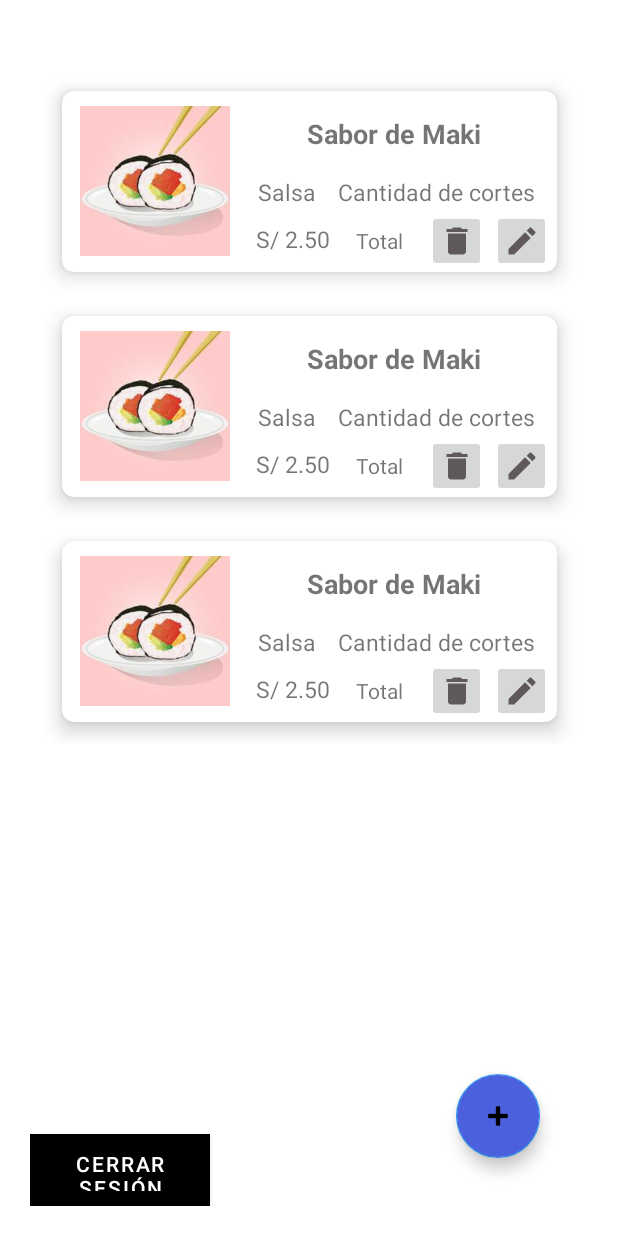
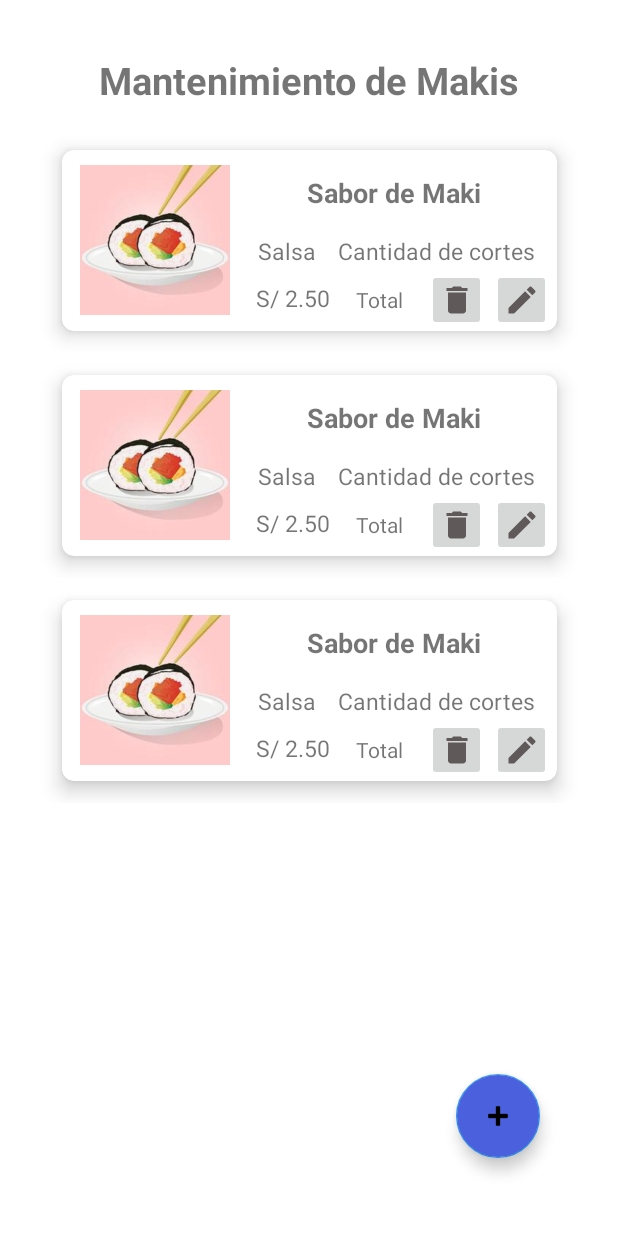
Before and after one commit to gcquirozguzman/makimusic, an Android app: the layout activity_lista.xml on its own in the app's theme, with its tools: preview values and no code run, on a phone screen of 412 x 824 dp. Run offline under Robolectric (Android 15) with nearby library versions, the phone set to English and light mode, and no system bars.

Commit message:
Se agrega cambios para mantenimiento de makis

```diff
--- a/app/src/main/AndroidManifest.xml
+++ b/app/src/main/AndroidManifest.xml
@@ -19,9 +19,13 @@
         android:usesCleartextTraffic="true"
         tools:targetApi="31">
         <activity
-            android:name=".PrincipalActivity"
+            android:name=".MantenimientoActivity"
             android:theme="@style/Theme.ProyectoFinalBase"
             android:exported="false" />
+        <activity
+            android:name=".PrincipalActivity"
+            android:exported="false"
+            android:theme="@style/Theme.ProyectoFinalBase" />
         <activity
             android:name=".LoginActivity"
             android:exported="false" />
--- a/app/src/main/java/com/upc/proyectofinal/entidad/Makis.kt
+++ b/app/src/main/java/com/upc/proyectofinal/entidad/Makis.kt
@@ -1,10 +1,10 @@
 package com.upc.proyectofinal.entidad
 
-class Makis(id:String, nombre:String, salsa:String, cantidad:Int, precio:Double, total:Double) {
+class Makis(id:String, nombre:String, salsa:String, porciones:Int, precio:Double, descuento:Double) {
     var id:String = id
     var nombre:String = nombre
     var salsa:String = salsa
-    var cantidad:Int = cantidad
+    var porciones:Int = porciones
     var precio:Double = precio
-    var total:Double = total
+    var descuento:Double = descuento
 }
--- a/app/src/main/res/layout/activity_lista.xml
+++ b/app/src/main/res/layout/activity_lista.xml
@@ -6,16 +6,6 @@
     android:layout_height="match_parent"
     tools:context=".ListaActivity"
     android:layout_margin="20dp">
-
-    <Button
-        android:id="@+id/btnCerrar"
-        android:layout_width="120dp"
-        android:layout_height="48dp"
-        android:background="@color/black"
-        android:text="Cerrar Sesión"
-        android:textColor="@color/white"
-        app:layout_constraintBottom_toBottomOf="parent"
-        tools:layout_editor_absoluteX="0dp" />
 
     <com.google.android.material.floatingactionbutton.FloatingActionButton
         android:id="@+id/btnAbrir"
@@ -34,7 +24,8 @@
     <androidx.recyclerview.widget.RecyclerView
         android:id="@+id/rvMakis"
         android:layout_width="371dp"
-        android:layout_height="633dp"
+        android:layout_height="550dp"
+        android:layout_marginTop="30dp"
         app:layout_constraintBottom_toBottomOf="parent"
         app:layout_constraintEnd_toEndOf="parent"
         app:layout_constraintHorizontal_bias="1.0"
@@ -43,4 +34,16 @@
         app:layout_constraintVertical_bias="0.172"
         tools:listitem="@layout/fila" />
 
+    <TextView
+        android:id="@+id/textView16"
+        android:layout_width="wrap_content"
+        android:layout_height="wrap_content"
+        android:layout_marginTop="16dp"
+        android:textSize="25dp"
+        android:textStyle="bold"
+        android:text="Mantenimiento de Makis"
+        app:layout_constraintEnd_toEndOf="parent"
+        app:layout_constraintStart_toStartOf="parent"
+        app:layout_constraintTop_toTopOf="parent" />
+
 </androidx.constraintlayout.widget.ConstraintLayout>
--- a/app/src/main/res/layout/activity_main.xml
+++ b/app/src/main/res/layout/activity_main.xml
@@ -79,7 +79,7 @@
         android:layout_width="wrap_content"
         android:layout_height="wrap_content"
         android:layout_marginTop="24dp"
-        android:text="Cantidad"
+        android:text="Porciones"
         android:fontFamily="@font/bluenesia"
         android:textSize="20sp"
         app:layout_constraintStart_toStartOf="parent"
@@ -93,7 +93,7 @@
         android:paddingStart="10dp"
         android:layout_marginTop="8dp"
         android:ems="10"
-        android:hint="Ingrese cantidad"
+        android:hint="Ingrese porciones"
         android:inputType="number"
         android:minHeight="48dp"
         app:layout_constraintEnd_toEndOf="parent"
@@ -136,7 +136,7 @@
         android:layout_width="wrap_content"
         android:layout_height="wrap_content"
         android:layout_marginTop="24dp"
-        android:text="Total"
+        android:text="Descuento"
         android:fontFamily="@font/bluenesia"
         android:textSize="20sp"
         app:layout_constraintStart_toStartOf="parent"
--- a/app/src/main/res/values/colors.xml
+++ b/app/src/main/res/values/colors.xml
@@ -7,6 +7,8 @@
     <color name="teal_700">#FF018786</color>
     <color name="black">#FF000000</color>
     <color name="white">#FFFFFFFF</color>
+    <color name="gray">#B8B8B8</color>
+    <color name="gray_100">#5E5B5B</color>
     <color name="makis">#151C42</color>
     <color name="makis1">#4B60DD</color>
     <color name="makis2">#345671</color>
```
Also changed, not shown: app/src/main/java/com/upc/proyectofinal/AdaptadorMakis.kt (+4 -4 lines), app/src/main/java/com/upc/proyectofinal/ListaActivity.kt (+2 -12 lines), app/src/main/java/com/upc/proyectofinal/MantenimientoActivity.kt (added, +46 -0 lines), app/src/main/java/com/upc/proyectofinal/PrincipalActivity.kt (+6 -8 lines), app/src/main/java/com/upc/proyectofinal/modelo/MakisDAO.kt (+8 -8 lines), app/src/main/res/layout/activity_mantenimiento.xml (added, +46 -0 lines), app/src/main/res/layout/activity_principal.xml (+10 -14 lines), app/src/main/res/drawable-v24/bill.png (added).
